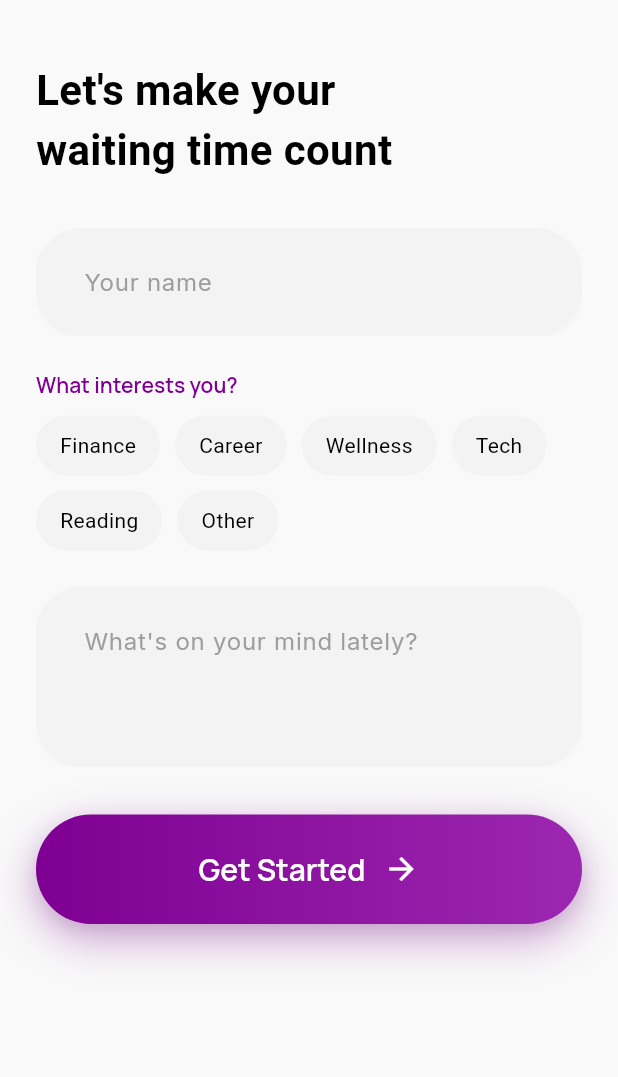
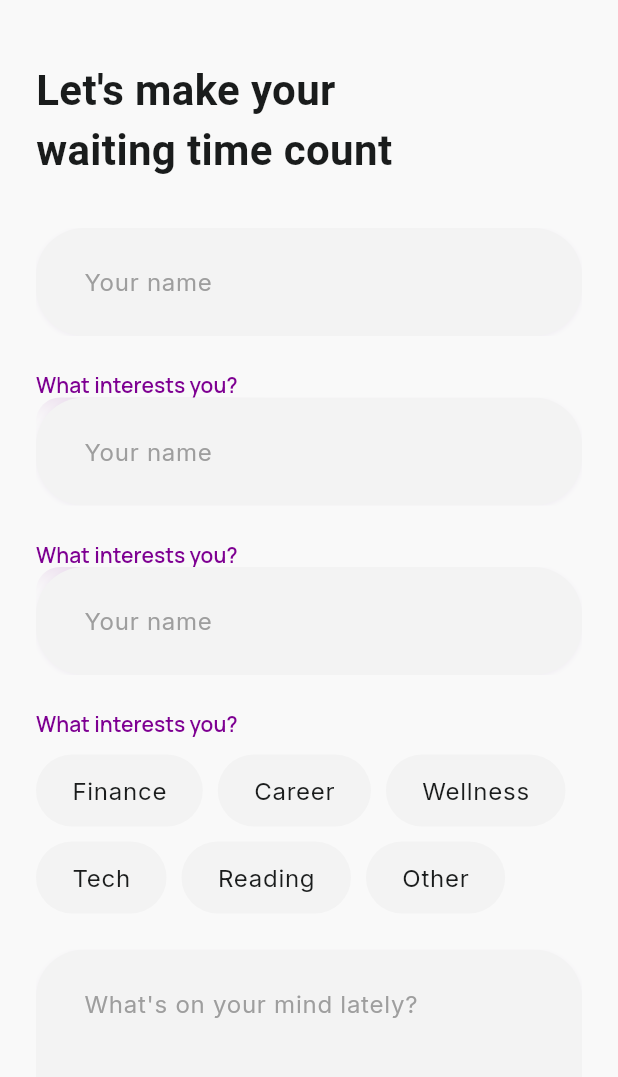
Before and after one commit to amenallah53/waitwise, a Flutter app: the screen it shows after launch, on a phone screen of 412 x 824 dp, the part 84-1161 px from its top. Run offline on Flutter 3.47's test engine with Material 3 defaults, Android fonts, the phone set to English and light mode, and no system bars; our stand-ins replace flutter_riverpod, go_router, google_fonts.

Commit message:
setup complete

```diff
--- a/lib/core/theme/themes.dart
+++ b/lib/core/theme/themes.dart
@@ -12,6 +12,8 @@ class AppTheme {
         primary: const Color(0xFF7E0092),
         secondary: const Color(0xFF006A60),
         tertiary: const Color(0xFF5D4400),
+        onPrimary: Colors.white,
+        onSurface: const Color(0xFF1A1C1C),
       ),
 
       textTheme: TextTheme(
--- a/lib/features/active_session/screens/active_session_screen.dart
+++ b/lib/features/active_session/screens/active_session_screen.dart
@@ -4,7 +4,9 @@ import 'package:waitwise/core/widgets/session_loading_screen.dart';
 import 'package:waitwise/features/active_session/screens/quiz/quiz_screen.dart';
 import 'package:waitwise/features/active_session/screens/reflection/reflection_screen.dart';
 import 'package:waitwise/features/active_session/screens/tasks/tasks_screen.dart';
-import 'package:waitwise/features/active_session/session_type.dart';
+//import 'package:waitwise/features/active_session/session_type.dart';
+
+enum SessionType { reflection, quiz, tasks }
 
 class ActiveSessionScreen extends StatefulWidget {
   const ActiveSessionScreen({super.key});
--- a/lib/features/active_session/session_type.dart
+++ /dev/null
@@ -1 +0,0 @@
-enum SessionType { reflection, quiz, tasks }
--- a/lib/features/onboarding/screens/onboarding_screen.dart
+++ b/lib/features/onboarding/screens/onboarding_screen.dart
@@ -6,8 +6,18 @@ import 'package:waitwise/core/widgets/custom_button.dart';
 import 'package:waitwise/core/widgets/custom_text_field.dart';
 import 'package:waitwise/features/onboarding/providers/onboarding_provider.dart';
 
-class OnboardingScreen extends ConsumerWidget {
+class OnboardingScreen extends ConsumerStatefulWidget {
   const OnboardingScreen({super.key});
+
+  @override
+  ConsumerState<OnboardingScreen> createState() => _OnboardingScreenState();
+}
+
+class _OnboardingScreenState extends ConsumerState<OnboardingScreen> {
+  final _scrollController = ScrollController();
+  bool _showButton = false;
+
+  static const _scrollThreshold = 80.0;
 
   static const _interests = [
     'Finance',
@@ -19,13 +29,37 @@ class OnboardingScreen extends ConsumerWidget {
   ];
 
   @override
-  Widget build(BuildContext context, WidgetRef ref) {
+  void initState() {
+    super.initState();
+    _scrollController.addListener(_onScroll);
+  }
+
+  @override
+  void dispose() {
+    _scrollController.removeListener(_onScroll);
+    _scrollController.dispose();
+    super.dispose();
+  }
+
+  void _onScroll() {
+    final shouldShow = _scrollController.offset > _scrollThreshold;
+    if (shouldShow != _showButton) {
+      setState(() => _showButton = shouldShow);
+    }
+  }
+
+  @override
+  Widget build(BuildContext context) {
     final state = ref.watch(onboardingProvider);
     final notifier = ref.read(onboardingProvider.notifier);
 
     return Scaffold(
       appBar: CustomAppbar(),
-      body: SingleChildScrollView(
+      body: Stack(
+        children: [
+          // ── Scrollable content ───────────────────────────────────────────
+          SingleChildScrollView(
+            controller: _scrollController,
             child: SafeArea(
               child: Padding(
                 padding: const EdgeInsets.symmetric(horizontal: 24),
@@ -34,15 +68,18 @@ class OnboardingScreen extends ConsumerWidget {
                   children: [
                     const SizedBox(height: 40),
 
-                // ── Title ──────────────────────────────────────────────────
+                    // ── Title ────────────────────────────────────────────
                     const Text(
                       "Let's make your\nwaiting time count",
-                  style: TextStyle(fontSize: 28, fontWeight: FontWeight.w600),
+                      style: TextStyle(
+                        fontSize: 28,
+                        fontWeight: FontWeight.w600,
+                      ),
                     ),
 
                     const SizedBox(height: 32),
 
-                // ── Name input ─────────────────────────────────────────────
+                    // ── Name input ───────────────────────────────────────
                     CustomTextField(
                       hintText: 'Your name',
                       onChanged: notifier.setName,
@@ -50,10 +87,47 @@ class OnboardingScreen extends ConsumerWidget {
 
                     const SizedBox(height: 24),
 
-                // ── Interests label ────────────────────────────────────────
+                    // ── Interests label ──────────────────────────────────
                     Text(
                       'What interests you?',
-                  style: Theme.of(context).textTheme.headlineLarge?.copyWith(
+                      style: Theme.of(context).textTheme.headlineLarge
+                          ?.copyWith(
+                            color: Theme.of(context).colorScheme.primary,
+                            fontSize: 14,
+                          ),
+                    ),
+
+                    // ── Name input ───────────────────────────────────────
+                    CustomTextField(
+                      hintText: 'Your name',
+                      onChanged: notifier.setName,
+                    ),
+
+                    const SizedBox(height: 24),
+
+                    // ── Interests label ──────────────────────────────────
+                    Text(
+                      'What interests you?',
+                      style: Theme.of(context).textTheme.headlineLarge
+                          ?.copyWith(
+                            color: Theme.of(context).colorScheme.primary,
+                            fontSize: 14,
+                          ),
+                    ),
+
+                    // ── Name input ───────────────────────────────────────
+                    CustomTextField(
+                      hintText: 'Your name',
+                      onChanged: notifier.setName,
+                    ),
+
+                    const SizedBox(height: 24),
+
+                    // ── Interests label ──────────────────────────────────
+                    Text(
+                      'What interests you?',
+                      style: Theme.of(context).textTheme.headlineLarge
+                          ?.copyWith(
                             color: Theme.of(context).colorScheme.primary,
                             fontSize: 14,
                           ),
@@ -61,28 +135,54 @@ class OnboardingScreen extends ConsumerWidget {
 
                     const SizedBox(height: 12),
 
-                // ── Interest chips ─────────────────────────────────────────
+                    // ── Interest chips ───────────────────────────────────
                     Wrap(
                       spacing: 10,
                       runSpacing: 10,
                       children: _interests.map((item) {
-                    final isSelected = state.selectedInterests.contains(item);
+                        final isSelected = state.selectedInterests.contains(
+                          item,
+                        );
 
                         return GestureDetector(
                           onTap: () => notifier.toggleInterest(item),
                           child: AnimatedContainer(
                             duration: const Duration(milliseconds: 200),
                             padding: const EdgeInsets.symmetric(
-                          horizontal: 16,
-                          vertical: 10,
+                              horizontal: 24,
+                              vertical: 12,
                             ),
                             decoration: BoxDecoration(
                               color: isSelected
-                              ? const Color(0xFFE1BEE7)
+                                  ? Theme.of(context).colorScheme.primary
                                   : const Color(0xFFF3F3F3),
-                          borderRadius: BorderRadius.circular(30),
+                              borderRadius: BorderRadius.circular(9999),
+                              boxShadow: isSelected
+                                  ? [
+                                      BoxShadow(
+                                        color: Theme.of(
+                                          context,
+                                        ).colorScheme.primary.withOpacity(0.4),
+                                        offset: const Offset(0, 4),
+                                        blurRadius: 12,
                                       ),
-                        child: Text(item),
+                                    ]
+                                  : [],
+                            ),
+                            child: Text(
+                              item,
+                              style: Theme.of(context).textTheme.bodyLarge
+                                  ?.copyWith(
+                                    fontSize: 16,
+                                    color: isSelected
+                                        ? Theme.of(
+                                            context,
+                                          ).colorScheme.onPrimary
+                                        : Theme.of(
+                                            context,
+                                          ).colorScheme.onSurface,
+                                  ),
+                            ),
                           ),
                         );
                       }).toList(),
@@ -90,27 +190,46 @@ class OnboardingScreen extends ConsumerWidget {
 
                     const SizedBox(height: 24),
 
-                // ── Thoughts input ─────────────────────────────────────────
+                    // ── Thoughts input ───────────────────────────────────
                     CustomTextField(
                       hintText: "What's on your mind lately?",
-                  maxLines: 3,
+                      maxLines: 5,
                       onChanged: notifier.setThoughts,
                     ),
 
-                const SizedBox(height: 32),
-
-                // ── CTA ────────────────────────────────────────────────────
-                CustomButton(
-                  text: 'Get Started',
-                  onPressed: () => context.go('/session'),
-                ),
-
-                const SizedBox(height: 24),
+                    // Extra space so last field isn't hidden behind button
+                    const SizedBox(height: 120),
                   ],
                 ),
               ),
             ),
           ),
+
+          // ── Slide-up button overlay ──────────────────────────────────────
+          Positioned(
+            left: 0,
+            right: 0,
+            bottom: 0,
+            child: AnimatedSlide(
+              duration: const Duration(milliseconds: 380),
+              curve: Curves.easeOutCubic,
+              offset: _showButton ? Offset.zero : const Offset(0, 1),
+              child: AnimatedOpacity(
+                duration: const Duration(milliseconds: 300),
+                opacity: _showButton ? 1.0 : 0.0,
+                child: Container(
+                  padding: const EdgeInsets.fromLTRB(24, 12, 24, 36),
+                  decoration: BoxDecoration(color: Colors.transparent),
+                  child: CustomButton(
+                    text: 'Get Started',
+                    onPressed: () => context.go('/session'),
+                  ),
+                ),
+              ),
+            ),
+          ),
+        ],
+      ),
     );
   }
 }
```
Also changed, not shown: lib/features/active_session/providers/quiz_provider.dart (added, +56 -0 lines), lib/features/active_session/providers/tasks_provider.dart (added, +61 -0 lines), lib/features/active_session/screens/quiz/quiz_screen.dart (+16 -16 lines), lib/features/active_session/screens/tasks/tasks_screen.dart (+16 -32 lines), assets/images/image1.png (added), lib/features/active_session/providers/reflection_provider.dart (added). Lines whose indentation alone changed are shown as unchanged.
